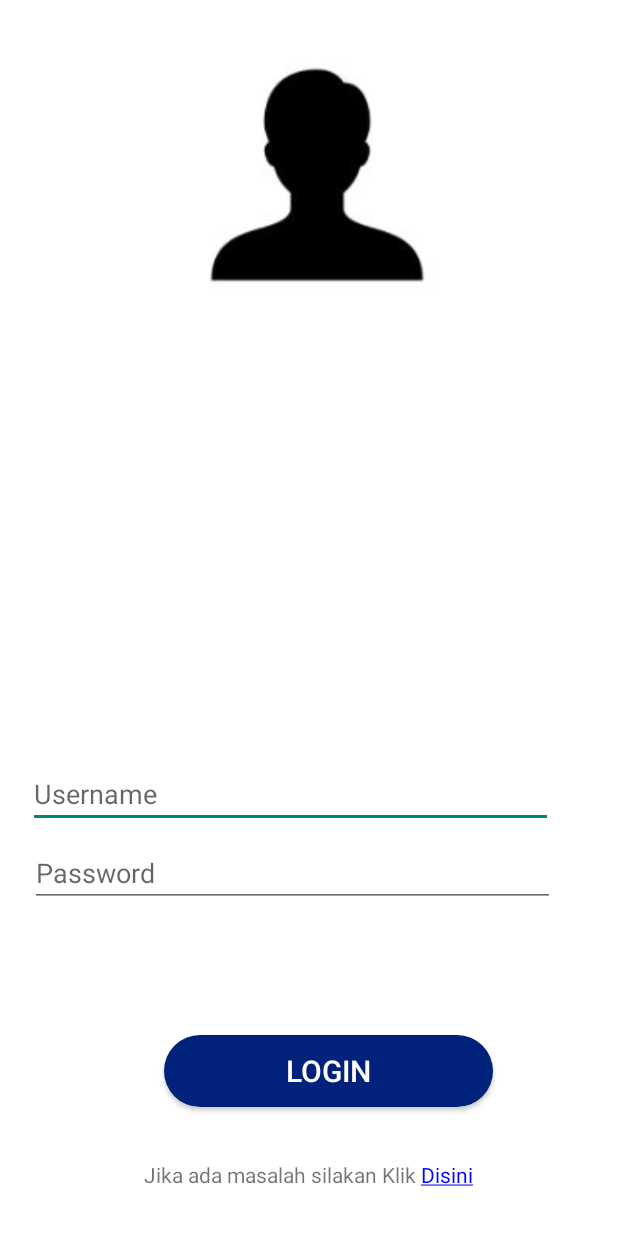
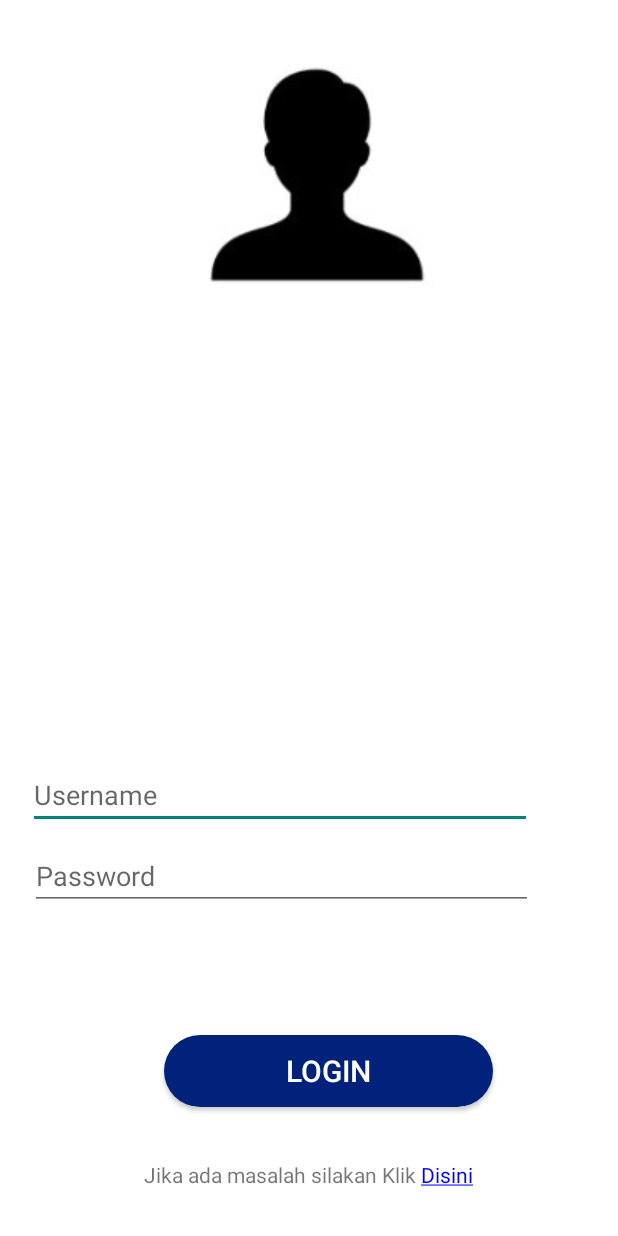
Before and after one commit to Sitikholifah215/PolinemaMaps-IT, an Android app: the screen it shows after launch (MainActivity_login), on a phone screen of 412 x 824 dp. Run offline under Robolectric (Android 15) with nearby library versions, the phone set to English and light mode, and no system bars.

Commit message:
track halaman

```diff
--- a/app/src/main/java/com/example/ulfa/itmaps/MainActivity_login.java
+++ b/app/src/main/java/com/example/ulfa/itmaps/MainActivity_login.java
@@ -13,14 +13,24 @@ import android.text.TextPaint;
 import android.text.method.LinkMovementMethod;
 import android.text.style.ClickableSpan;
 import android.view.View;
+import android.widget.Button;
 import android.widget.TextView;
 
 public class MainActivity_login extends AppCompatActivity {
     Dialog popup;
+    Button btn_login;
     @Override
     protected void onCreate(Bundle savedInstanceState) {
         super.onCreate(savedInstanceState);
         setContentView(R.layout.activity_main_login);
+        btn_login = (Button)findViewById(R.id.buttonLogin) ;
+        btn_login.setOnClickListener(new View.OnClickListener() {
+            @Override
+            public void onClick(View view) {
+                Intent i = new Intent(MainActivity_login.this, MainActivity_Home.class);
+                startActivity(i);
+            }
+        });
 
         popup = new Dialog(this);
 
--- a/app/src/main/res/layout/activity_main_login.xml
+++ b/app/src/main/res/layout/activity_main_login.xml
@@ -26,14 +26,14 @@
 
     <EditText
         android:id="@+id/editTextUsername"
-        android:layout_width="350dp"
+        android:layout_width="336dp"
         android:layout_height="wrap_content"
         android:layout_above="@+id/buttonLogin"
         android:layout_alignStart="@+id/imageView"
         android:layout_centerHorizontal="true"
         android:layout_marginStart="-39dp"
         android:layout_marginLeft="28dp"
-        android:layout_marginBottom="138dp"
+        android:layout_marginBottom="137dp"
         android:ems="10"
         android:hint="Username"
         android:inputType="textPersonName"
@@ -47,13 +47,13 @@
 
     <EditText
         android:id="@+id/editTextPassword"
-        android:layout_width="350dp"
+        android:layout_width="335dp"
         android:layout_height="wrap_content"
         android:layout_above="@+id/buttonLogin"
         android:layout_alignStart="@+id/editTextUsername"
         android:layout_marginStart="1dp"
         android:layout_marginLeft="34dp"
-        android:layout_marginBottom="85dp"
+        android:layout_marginBottom="83dp"
         android:ems="10"
         android:hint="Password"
         android:inputType="textPassword"
```
Also changed, not shown: app/src/main/java/com/example/ulfa/itmaps/MainActivity_Home.java (+42 -0 lines).
